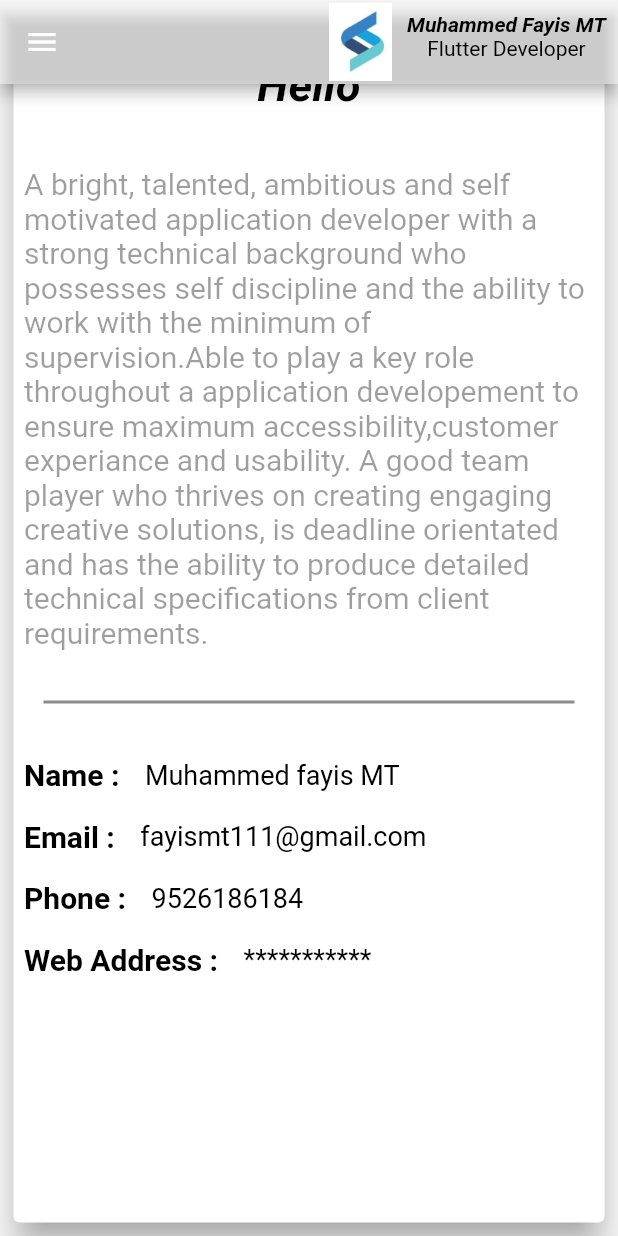
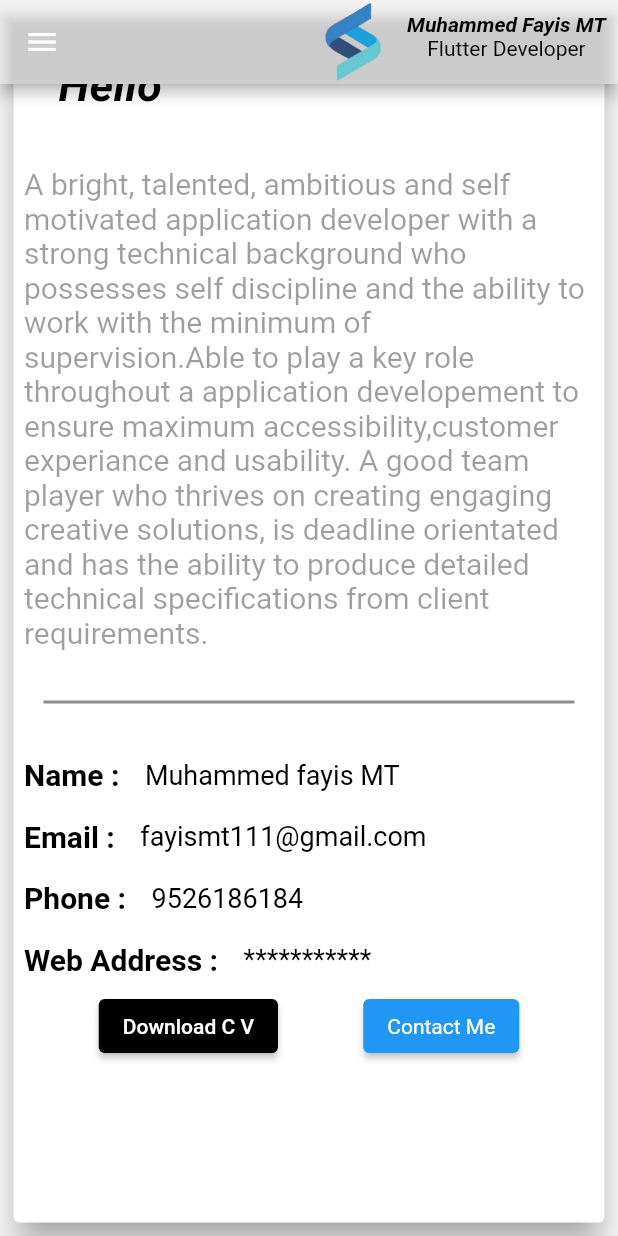
Before and after one commit to FAYIS111/Portfolio, a Flutter app: the screen it shows after launch, scrolled down 1704 dp, on a phone screen of 412 x 824 dp. Run offline on Flutter 3.47's test engine with Material 2 defaults, Android fonts, the phone set to English and light mode, and no system bars.

Commit message:
loading page and third page modified

```diff
--- a/lib/pages/leadingWidget.dart
+++ b/lib/pages/leadingWidget.dart
@@ -10,7 +10,7 @@ class IconWidget extends StatelessWidget {
         children: [
           Padding(
             padding: const EdgeInsets.all(2.0),
-            child: Image.asset("assets/pic1.jpeg"),
+            child: Image.asset("assets/nameIcon.webp"),
           ),
           const Padding(
             padding: EdgeInsets.all(8.0),
--- a/lib/pages/thirdPage.dart
+++ b/lib/pages/thirdPage.dart
@@ -6,17 +6,17 @@ class ThirdPage extends StatelessWidget {
   @override
   Widget build(BuildContext context) {
     return Container(
+      width: MediaQuery.of(context).size.width,
       height: MediaQuery.of(context).size.height,
-      width: MediaQuery.of(context).size.width,
       child: Padding(
         padding: const EdgeInsets.all(5),
         child: Card(
           shadowColor: Colors.grey,
           elevation: 10,
-          child: Column(
+          child: ListView(
             children: [
-              Padding(
-                padding: const EdgeInsets.all(30),
+              const Padding(
+                padding: EdgeInsets.all(30),
                 child: Text(
                   "Hello",
                   style: TextStyle(
@@ -27,8 +27,8 @@ class ThirdPage extends StatelessWidget {
                   ),
                 ),
               ),
-              Padding(
-                padding: const EdgeInsets.all(7),
+              const Padding(
+                padding: EdgeInsets.all(7),
                 child: Text(
                   "A bright, talented, ambitious and self motivated application developer with a strong technical background who possesses self discipline and the ability to work with the minimum of supervision.Able to play a key role throughout a application developement to ensure maximum accessibility,customer experiance and usability. A good team player who thrives on creating engaging creative solutions, is deadline orientated and has the ability to produce detailed technical specifications from client requirements.",
                   style: TextStyle(
@@ -37,17 +37,17 @@ class ThirdPage extends StatelessWidget {
                   ),
                 ),
               ),
-              Padding(
-                padding: const EdgeInsets.all(20),
+              const Padding(
+                padding: EdgeInsets.all(20),
                 child: Divider(
                   color: Colors.black45,
                   thickness: 2,
                 ),
               ),
-              Row(
+              const Row(
                 children: [
                   Padding(
-                    padding: const EdgeInsets.all(7.0),
+                    padding: EdgeInsets.all(7.0),
                     child: Text(
                       "Name :",
                       style: TextStyle(
@@ -58,7 +58,7 @@ class ThirdPage extends StatelessWidget {
                     ),
                   ),
                   Padding(
-                    padding: const EdgeInsets.all(10),
+                    padding: EdgeInsets.all(10),
                     child: Text(
                       "Muhammed fayis MT",
                       style: TextStyle(
@@ -69,10 +69,10 @@ class ThirdPage extends StatelessWidget {
                   ),
                 ],
               ),
-              Row(
+              const Row(
                 children: [
                   Padding(
-                    padding: const EdgeInsets.all(7.0),
+                    padding: EdgeInsets.all(7.0),
                     child: Text(
                       "Email :",
                       style: TextStyle(
@@ -83,7 +83,7 @@ class ThirdPage extends StatelessWidget {
                     ),
                   ),
                   Padding(
-                    padding: const EdgeInsets.all(10),
+                    padding: EdgeInsets.all(10),
                     child: Text(
                       "fayismt111@gmail.com",
                       style: TextStyle(
@@ -94,10 +94,10 @@ class ThirdPage extends StatelessWidget {
                   ),
                 ],
               ),
-              Row(
+              const Row(
                 children: [
                   Padding(
-                    padding: const EdgeInsets.all(7.0),
+                    padding: EdgeInsets.all(7.0),
                     child: Text(
                       "Phone :",
                       style: TextStyle(
@@ -108,7 +108,7 @@ class ThirdPage extends StatelessWidget {
                     ),
                   ),
                   Padding(
-                    padding: const EdgeInsets.all(10),
+                    padding: EdgeInsets.all(10),
                     child: Text(
                       "9526186184",
                       style: TextStyle(
@@ -119,10 +119,10 @@ class ThirdPage extends StatelessWidget {
                   ),
                 ],
               ),
-              Row(
+              const Row(
                 children: [
                   Padding(
-                    padding: const EdgeInsets.all(7.0),
+                    padding: EdgeInsets.all(7.0),
                     child: Text(
                       "Web Address :",
                       style: TextStyle(
@@ -133,7 +133,7 @@ class ThirdPage extends StatelessWidget {
                     ),
                   ),
                   Padding(
-                    padding: const EdgeInsets.all(10),
+                    padding: EdgeInsets.all(10),
                     child: Text(
                       "***********",
                       style: TextStyle(
@@ -144,6 +144,29 @@ class ThirdPage extends StatelessWidget {
                   ),
                 ],
               ),
+              Row(
+                mainAxisAlignment: MainAxisAlignment.spaceEvenly,
+                children: [
+                  ElevatedButton(
+                    style: ButtonStyle(
+                      backgroundColor: MaterialStateProperty.all(Colors.black),
+                    ),
+                    onPressed: () {},
+                    child: const Text("Download C V"),
+                  ),
+                  ElevatedButton(
+                    style: ButtonStyle(
+                      textStyle: MaterialStateProperty.all(
+                        TextStyle(
+                          color: Colors.black,
+                        ),
+                      ),
+                    ),
+                    onPressed: () {},
+                    child: Text("Contact Me"),
+                  ),
+                ],
+              )
             ],
           ),
         ),
--- a/pubspec.yaml
+++ b/pubspec.yaml
@@ -63,6 +63,7 @@ flutter:
     - assets/pic1.jpeg
     - assets/pic2.jpeg
     - assets/pic3.jpeg
+    - assets/nameIcon.webp
   # An image asset can refer to one or more resolution-specific "variants", see
   # https://flutter.dev/assets-and-images/#resolution-aware
 
```
Also changed, not shown: assets/nameIcon.webp (added).
